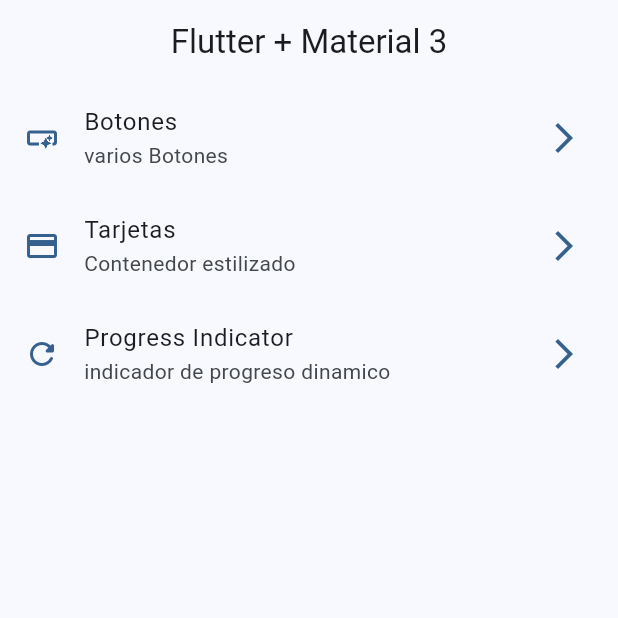
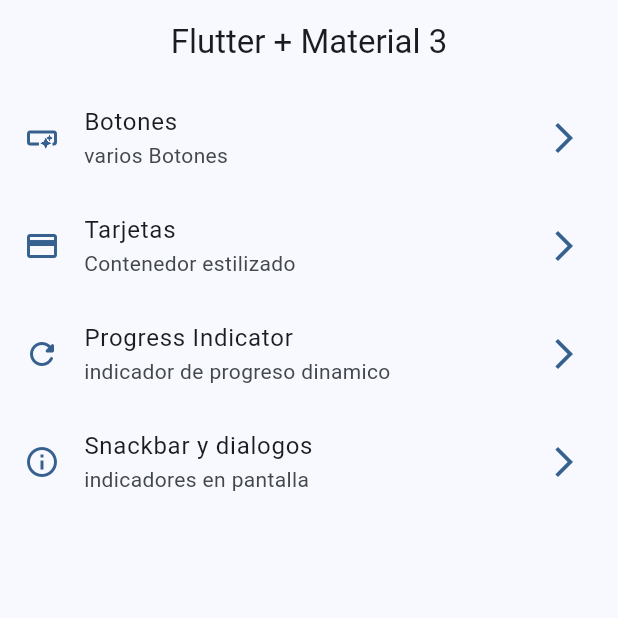
Before and after one commit to MaxiAlz/flutter-widgets-app, a Flutter app: the screen it shows after launch, on a phone screen of 412 x 824 dp, the top half of it. Run offline on Flutter 3.47's test engine with Material 3 defaults, Android fonts, the phone set to English and light mode, and no system bars; our stand-ins replace go_router.

Commit message:
snacksbars dialog terminados

```diff
--- a/lib/config/menu/menu_items.dart
+++ b/lib/config/menu/menu_items.dart
@@ -28,5 +28,10 @@ const appMenuItems = <MenuItems>[
       title: 'Progress Indicator',
       subtittle: 'indicador de progreso dinamico',
       link: '/progress',
-      icon: Icons.refresh_rounded)
+      icon: Icons.refresh_rounded),
+  MenuItems(
+      title: 'Snackbar y dialogos',
+      subtittle: 'indicadores en pantalla',
+      link: '/snackbar',
+      icon: Icons.info_outline)
 ];
--- a/lib/config/router/app_router.dart
+++ b/lib/config/router/app_router.dart
@@ -24,6 +24,11 @@ final appRouter = GoRouter(
       path: '/progress',
       name: ProgressScreen.name,
       builder: (context, state) => const ProgressScreen(),
+    ),
+    GoRoute(
+      path: '/snackbar',
+      name: SnackBarScreen.name,
+      builder: (context, state) => const SnackBarScreen(),
     )
   ],
 );
--- a/lib/main.dart
+++ b/lib/main.dart
@@ -12,6 +12,7 @@ class MainApp extends StatelessWidget {
   @override
   Widget build(BuildContext context) {
     return MaterialApp.router(
+      title: 'Flutter widgets',
       routerConfig: appRouter,
       debugShowCheckedModeBanner: false,
       theme: AppTheme(selectedColor: 0).getTheme(),
```
Also changed, not shown: lib/presentation/screens/snackbar/snackbar_creen.dart (+61 -1 lines).
